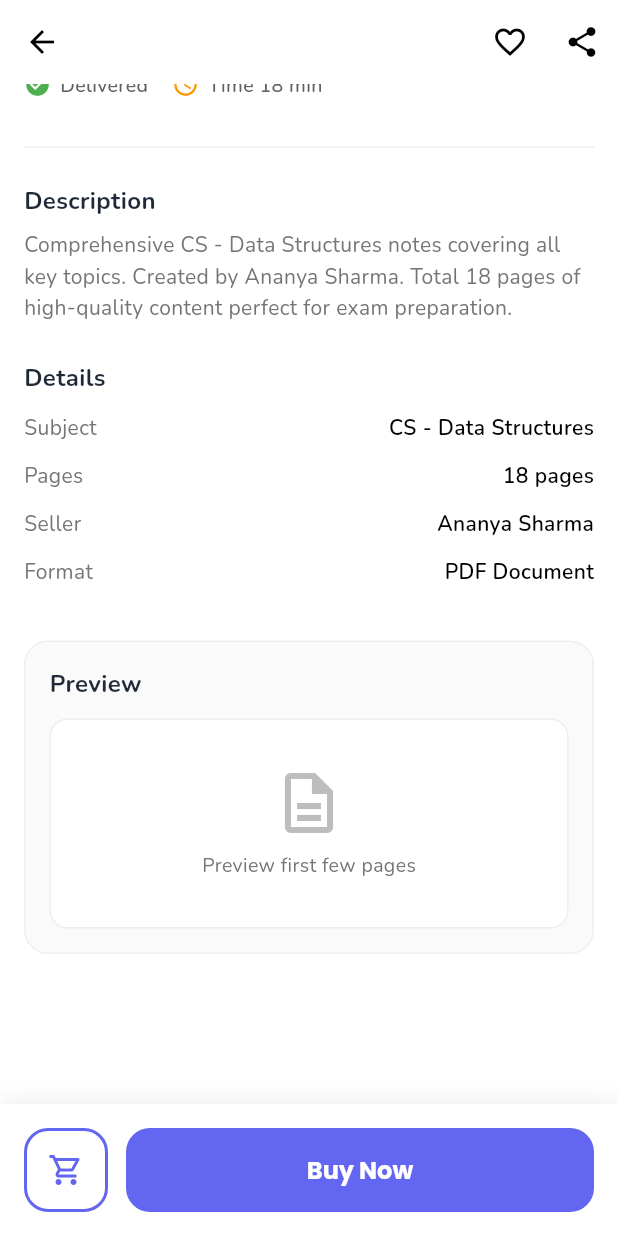
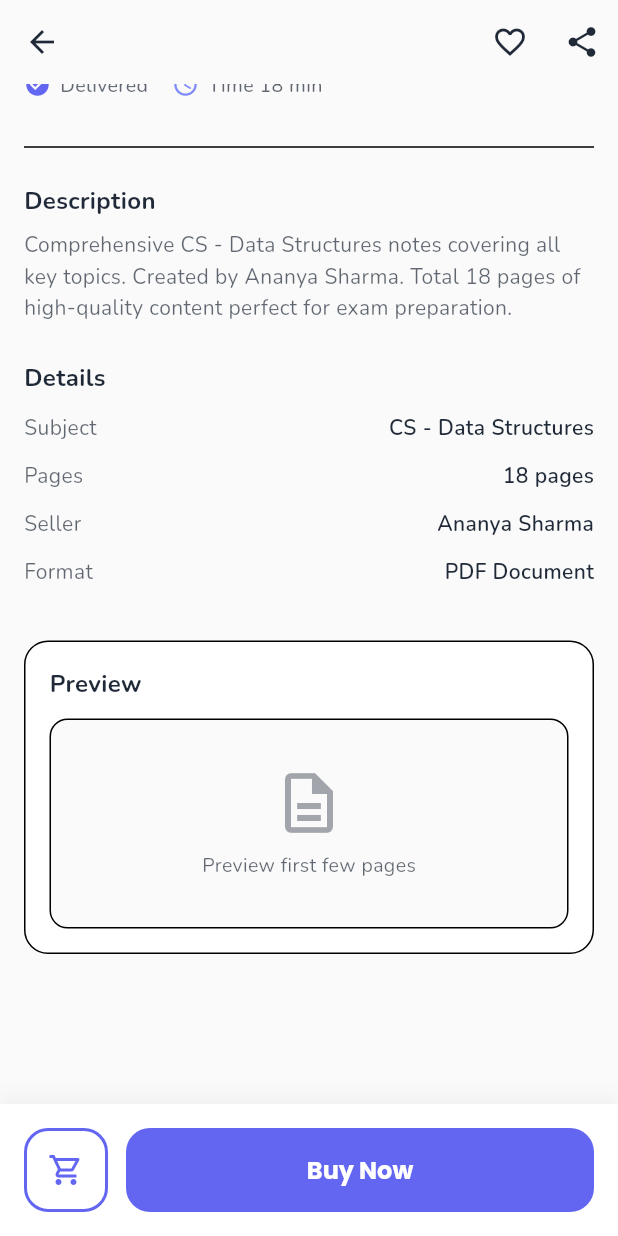
Before and after one commit to Campus-Notes/campus_notes_app, a Flutter app: the NoteDetailPage screen opened directly with sample values from the repository, scrolled down 416 dp, on a phone screen of 412 x 824 dp. Run offline on Flutter 3.47's test engine with Material 3 defaults, Android fonts, the phone set to English and light mode, and no system bars; our stand-ins replace cloud_firestore, firebase_auth, firebase_core, flutter_dotenv, google_fonts, shared_preferences; accounts and stored records are empty; network calls fail.

Commit message:
feat: add dark theme UI for note details

```diff
--- a/lib/features/notes/presentation/pages/note_detail_page.dart
+++ b/lib/features/notes/presentation/pages/note_detail_page.dart
@@ -1,5 +1,4 @@
 import 'package:flutter/material.dart';
-import '../../../../theme/app_theme.dart';
 import '../../../../data/dummy_data.dart';
 import '../../../../routes/route_names.dart';
 
@@ -16,22 +15,22 @@ class NoteDetailPage extends StatelessWidget {
   @override
   Widget build(BuildContext context) {
     return Scaffold(
-      backgroundColor: Colors.white,
+      backgroundColor: Theme.of(context).scaffoldBackgroundColor,
       appBar: AppBar(
         backgroundColor: Colors.transparent,
         elevation: 0,
         leading: IconButton(
           onPressed: () => Navigator.of(context).pop(),
-          icon: const Icon(Icons.arrow_back, color: Colors.black),
+          icon: Icon(Icons.arrow_back, color: Theme.of(context).colorScheme.onSurface),
         ),
         actions: [
           IconButton(
             onPressed: () {},
-            icon: const Icon(Icons.favorite_border, color: Colors.black),
+            icon: Icon(Icons.favorite_border, color: Theme.of(context).colorScheme.onSurface),
           ),
           IconButton(
             onPressed: () {},
-            icon: const Icon(Icons.share, color: Colors.black),
+            icon: Icon(Icons.share, color: Theme.of(context).colorScheme.onSurface),
           ),
         ],
       ),
@@ -63,7 +62,7 @@ class NoteDetailPage extends StatelessWidget {
                           end: Alignment.bottomCenter,
                           colors: [
                             Colors.transparent,
-                            Colors.black.withValues(alpha: 0.3),
+                            Theme.of(context).colorScheme.onSurface.withValues(alpha:0.3),
                           ],
                         ),
                       ),
@@ -82,9 +81,10 @@ class NoteDetailPage extends StatelessWidget {
                       // Title
                       Text(
                         note.title,
-                        style: const TextStyle(
+                        style: TextStyle(
                           fontSize: 22,
                           fontWeight: FontWeight.w700,
+                          color: Theme.of(context).colorScheme.onSurface,
                         ),
                       ),
 
@@ -96,19 +96,19 @@ class NoteDetailPage extends StatelessWidget {
                           Container(
                             padding: const EdgeInsets.symmetric(horizontal: 10, vertical: 6),
                             decoration: BoxDecoration(
-                              color: Colors.amber[50],
+                              color: Theme.of(context).colorScheme.secondary.withValues(alpha:0.1),
                               borderRadius: BorderRadius.circular(8),
                             ),
                             child: Row(
                               children: [
-                                Icon(Icons.star, size: 16, color: Colors.amber[700]),
+                                Icon(Icons.star, size: 16, color: Theme.of(context).colorScheme.secondary),
                                 const SizedBox(width: 4),
                                 Text(
                                   note.rating.toStringAsFixed(1),
                                   style: TextStyle(
                                     fontSize: 14,
                                     fontWeight: FontWeight.w700,
-                                    color: Colors.amber[900],
+                                    color: Theme.of(context).colorScheme.secondary,
                                   ),
                                 ),
                               ],
@@ -118,7 +118,7 @@ class NoteDetailPage extends StatelessWidget {
                           Container(
                             padding: const EdgeInsets.symmetric(horizontal: 10, vertical: 6),
                             decoration: BoxDecoration(
-                              color: Colors.green[50],
+                              color: Theme.of(context).colorScheme.primary.withValues(alpha:0.1),
                               borderRadius: BorderRadius.circular(8),
                             ),
                             child: Text(
@@ -126,7 +126,7 @@ class NoteDetailPage extends StatelessWidget {
                               style: TextStyle(
                                 fontSize: 12,
                                 fontWeight: FontWeight.w600,
-                                color: Colors.green[700],
+                                color: Theme.of(context).colorScheme.primary,
                               ),
                             ),
                           ),
@@ -138,10 +138,10 @@ class NoteDetailPage extends StatelessWidget {
                       // Price
                       Text(
                         '₹${note.price.toStringAsFixed(2)}',
-                        style: const TextStyle(
+                        style: TextStyle(
                           fontSize: 28,
                           fontWeight: FontWeight.w800,
-                          color: Colors.black,
+                          color: Theme.of(context).colorScheme.onSurface,
                         ),
                       ),
 
@@ -153,13 +153,13 @@ class NoteDetailPage extends StatelessWidget {
                           _buildStatusBadge(
                             icon: Icons.check_circle,
                             label: 'Delivered',
-                            iconColor: Colors.green,
+                            iconColor: Theme.of(context).colorScheme.primary,
                           ),
                           const SizedBox(width: 16),
                           _buildStatusBadge(
                             icon: Icons.access_time,
                             label: 'Time ${note.pages} min',
-                            iconColor: Colors.orange,
+                            iconColor: Theme.of(context).colorScheme.secondary,
                           ),
                         ],
                       ),
@@ -167,7 +167,7 @@ class NoteDetailPage extends StatelessWidget {
                       const SizedBox(height: 24),
 
                       // Divider
-                      Divider(color: Colors.grey[200], thickness: 1),
+                      Divider(color: Theme.of(context).dividerColor, thickness: 1),
 
                       const SizedBox(height: 16),
 
@@ -184,7 +184,7 @@ class NoteDetailPage extends StatelessWidget {
                         'Comprehensive ${note.subject} notes covering all key topics. Created by ${note.seller}. Total ${note.pages} pages of high-quality content perfect for exam preparation.',
                         style: TextStyle(
                           fontSize: 14,
-                          color: Colors.grey[600],
+                          color: Theme.of(context).colorScheme.onSurface.withValues(alpha:0.7),
                           height: 1.5,
                         ),
                       ),
@@ -212,27 +212,28 @@ class NoteDetailPage extends StatelessWidget {
                       Container(
                         padding: const EdgeInsets.all(16),
                         decoration: BoxDecoration(
-                          color: Colors.grey[50],
+                          color: Theme.of(context).colorScheme.surface,
                           borderRadius: BorderRadius.circular(16),
-                          border: Border.all(color: Colors.grey[200]!),
+                          border: Border.all(color: Theme.of(context).dividerColor),
                         ),
                         child: Column(
                           crossAxisAlignment: CrossAxisAlignment.start,
                           children: [
-                            const Text(
+                            Text(
                               'Preview',
                               style: TextStyle(
                                 fontWeight: FontWeight.w700,
                                 fontSize: 16,
+                                color: Theme.of(context).colorScheme.onSurface,
                               ),
                             ),
                             const SizedBox(height: 12),
                             Container(
                               height: 140,
                               decoration: BoxDecoration(
-                                color: Colors.white,
+                                color: Theme.of(context).scaffoldBackgroundColor,
                                 borderRadius: BorderRadius.circular(12),
-                                border: Border.all(color: Colors.grey[200]!),
+                                border: Border.all(color: Theme.of(context).dividerColor),
                               ),
                               child: Center(
                                 child: Column(
@@ -241,13 +242,13 @@ class NoteDetailPage extends StatelessWidget {
                                     Icon(
                                       Icons.description_outlined,
                                       size: 48,
-                                      color: Colors.grey[400],
+                                      color: Theme.of(context).colorScheme.onSurface.withValues(alpha:0.4),
                                     ),
                                     const SizedBox(height: 8),
                                     Text(
                                       'Preview first few pages',
                                       style: TextStyle(
-                                        color: Colors.grey[600],
+                                        color: Theme.of(context).colorScheme.onSurface.withValues(alpha:0.7),
                                         fontSize: 13,
                                       ),
                                     ),
@@ -271,10 +272,10 @@ class NoteDetailPage extends StatelessWidget {
           Container(
             padding: const EdgeInsets.all(16),
             decoration: BoxDecoration(
-              color: Colors.white,
+              color: Theme.of(context).colorScheme.surface,
               boxShadow: [
                 BoxShadow(
-                  color: Colors.black.withValues(alpha: 0.05),
+                  color: Theme.of(context).colorScheme.onSurface.withValues(alpha:0.05),
                   blurRadius: 10,
                   offset: const Offset(0, -5),
                 ),
@@ -288,19 +289,18 @@ class NoteDetailPage extends StatelessWidget {
                     width: 56,
                     height: 56,
                     decoration: BoxDecoration(
-                      border: Border.all(color: AppColors.primary, width: 2),
+                      border: Border.all(color: Theme.of(context).colorScheme.primary, width: 2),
                       borderRadius: BorderRadius.circular(16),
                     ),
                     child: IconButton(
                       onPressed: () => _addToCart(context),
-                      icon: const Icon(
+                      icon: Icon(
                         Icons.shopping_cart_outlined,
-                        color: AppColors.primary,
+                        color: Theme.of(context).colorScheme.primary,
                       ),
                     ),
                   ),
                   const SizedBox(width: 12),
-
                   // Buy Now button
                   Expanded(
                     child: ElevatedButton(
@@ -309,19 +309,20 @@ class NoteDetailPage extends StatelessWidget {
                         arguments: note,
                       ),
                       style: ElevatedButton.styleFrom(
-                        backgroundColor: AppColors.primary,
-                        foregroundColor: Colors.white,
+                        backgroundColor: Theme.of(context).colorScheme.primary,
+                        foregroundColor: Theme.of(context).colorScheme.onPrimary,
                         padding: const EdgeInsets.symmetric(vertical: 16),
                         shape: RoundedRectangleBorder(
                           borderRadius: BorderRadius.circular(16),
                         ),
                         elevation: 0,
                       ),
-                      child: const Text(
+                      child: Text(
                         'Buy Now',
                         style: TextStyle(
                           fontSize: 16,
                           fontWeight: FontWeight.w700,
+                          color: Theme.of(context).colorScheme.onPrimary,
                         ),
                       ),
                     ),
@@ -340,7 +341,8 @@ class NoteDetailPage extends StatelessWidget {
     required String label,
     required Color iconColor,
   }) {
-    return Row(
+    return Builder(
+      builder: (context) => Row(
         children: [
           Icon(icon, size: 18, color: iconColor),
           const SizedBox(width: 6),
@@ -349,15 +351,17 @@ class NoteDetailPage extends StatelessWidget {
             style: TextStyle(
               fontSize: 13,
               fontWeight: FontWeight.w500,
-            color: Colors.grey[700],
+              color: Theme.of(context).colorScheme.onSurface.withValues(alpha:0.7),
             ),
           ),
         ],
+      ),
     );
   }
 
   Widget _buildDetailRow(String label, String value) {
-    return Padding(
+    return Builder(
+      builder: (context) => Padding(
         padding: const EdgeInsets.only(bottom: 12),
         child: Row(
           mainAxisAlignment: MainAxisAlignment.spaceBetween,
@@ -366,19 +370,20 @@ class NoteDetailPage extends StatelessWidget {
               label,
               style: TextStyle(
                 fontSize: 14,
-              color: Colors.grey[600],
+                color: Theme.of(context).colorScheme.onSurface.withValues(alpha:0.7),
               ),
             ),
             Text(
               value,
-            style: const TextStyle(
+              style: TextStyle(
                 fontSize: 14,
                 fontWeight: FontWeight.w600,
-              color: Colors.black,
+                color: Theme.of(context).colorScheme.onSurface,
               ),
             ),
           ],
         ),
+      ),
     );
   }
 }
```
Also changed, not shown: pubspec.lock. Lines whose indentation alone changed are shown as unchanged.
